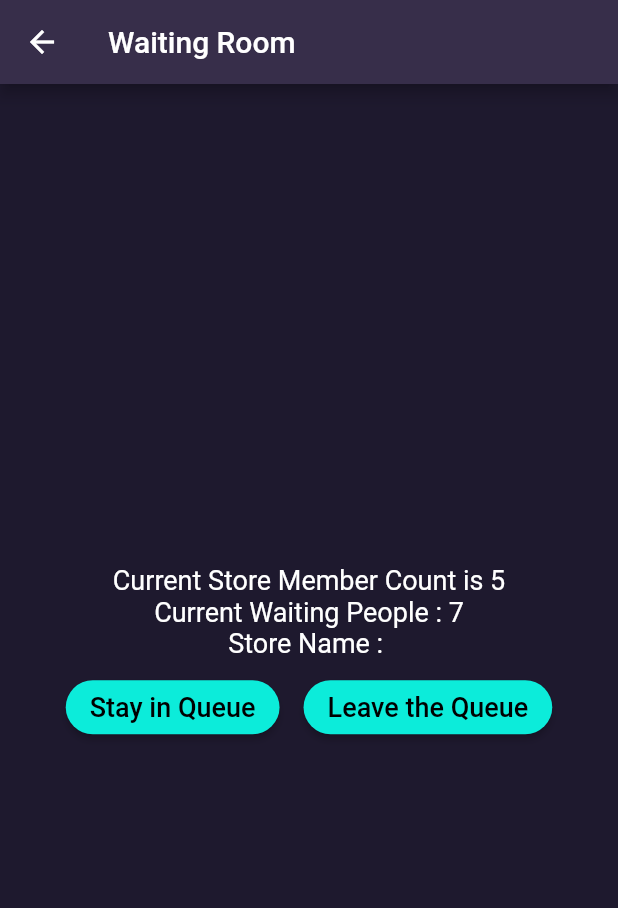
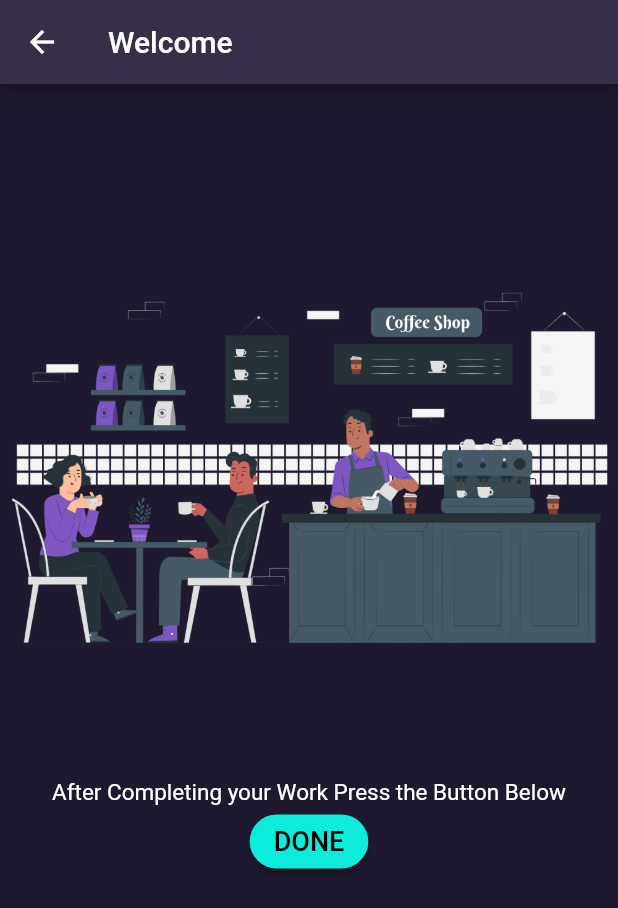
Before and after one commit to PranavMasekar/FireStrore-CRUD, a Flutter app: the VisitStore screen opened directly with empty values, on a phone screen of 412 x 824 dp. Shown: the top 908 px of the screen. Run offline on Flutter 3.47's test engine with Material 2 defaults, Android fonts, the phone set to English and light mode, and no system bars; our stand-ins replace barcode_widget, cloud_firestore, firebase_auth, firebase_core, flutter_signin_button, google_sign_in; missing offline and left inert: flutter_barcode_scanner; accounts and stored records are empty.

Commit message:
files changed

```diff
--- a/lib/pages/VisitStore.dart
+++ b/lib/pages/VisitStore.dart
@@ -21,36 +21,30 @@ class _VisitStoreState extends State<VisitStore> {
       appBar: AppBar(
         backgroundColor: Color(0xff372e4a),
         title: Text(
-          "Waiting Room",
+          "Welcome",
           style: TextStyle(fontSize: 20),
         ),
       ),
       body: Column(
-        mainAxisAlignment: MainAxisAlignment.center,
+        // mainAxisAlignment: MainAxisAlignment.center,
         children: [
-          Text(
-            "Current Store Member Count is $count",
-            style: TextStyle(color: Colors.white, fontSize: 18),
+          Padding(
+            padding: const EdgeInsets.all(8.0),
+            child: Text(
+              widget.store,
+              style: TextStyle(color: Colors.white, fontSize: 30),
+            ),
+          ),
+          Container(
+            child: Image.asset('assets/3.png'),
           ),
           Text(
-            "Current Waiting People : $waiting",
-            style: TextStyle(color: Colors.white, fontSize: 18),
+            "After Completing your Work Press the Button Below",
+            style: TextStyle(color: Colors.white, fontSize: 15),
           ),
-          Text(
-            "Store Name : ${widget.store}",
-            style: TextStyle(color: Colors.white, fontSize: 18),
-          ),
-          Row(
-            mainAxisAlignment: MainAxisAlignment.center,
-            children: [
-              Padding(
-                padding: const EdgeInsets.all(8.0),
-                child: Button(title: "Stay in Queue"),
-              ),
-              Padding(
-                  padding: const EdgeInsets.all(8.0),
-                  child: Button(title: "Leave the Queue", push: HomePage())),
-            ],
+          Button(
+            title: "DONE",
+            replace: HomePage(),
           )
         ],
       ),
--- a/lib/pages/login.dart
+++ b/lib/pages/login.dart
@@ -17,7 +17,7 @@ class _LoginPageState extends State<LoginPage> {
   Future<void> checkuserlog() async {
     final FirebaseAuth auth = FirebaseAuth.instance;
     final user = auth.currentUser;
-    print(user == null);
+    print(user);
     if (user != null) {
       setState(() {
         name = user.displayName.toString();
@@ -28,7 +28,7 @@ class _LoginPageState extends State<LoginPage> {
       Navigator.pushReplacement(
         context,
         MaterialPageRoute(
-          builder: (context) => HomePage(),
+          builder: (context) => AddUser(),
         ),
       );
     } else {
@@ -49,7 +49,7 @@ class _LoginPageState extends State<LoginPage> {
       Navigator.pushReplacement(
         context,
         MaterialPageRoute(
-          builder: (context) => HomePage(),
+          builder: (context) => AddUser(),
         ),
       );
     }
--- a/pubspec.yaml
+++ b/pubspec.yaml
@@ -51,11 +51,6 @@ flutter:
   # To add assets to your application, add an assets section, like this:
   assets:
     - assets/
-<<<<<<< HEAD
-=======
-  #   - images/a_dot_burr.jpeg
->>>>>>> 25a975676296792b748d68c2e2b1fa6bef267d4d
-  #   - images/a_dot_ham.jpeg
   # An image asset can refer to one or more resolution-specific "variants", see
   # https://flutter.dev/assets-and-images/#resolution-aware.
   # For details regarding adding assets from package dependencies, see
```
Also changed, not shown: lib/pages/adduser.dart (+22 -22 lines), lib/pages/home.dart (+4 -3 lines), lib/pages/waiting.dart (+39 -1 lines), assets/1.jpeg (deleted), assets/2.jpeg (deleted), assets/3.jpeg (deleted), pubspec.lock.
